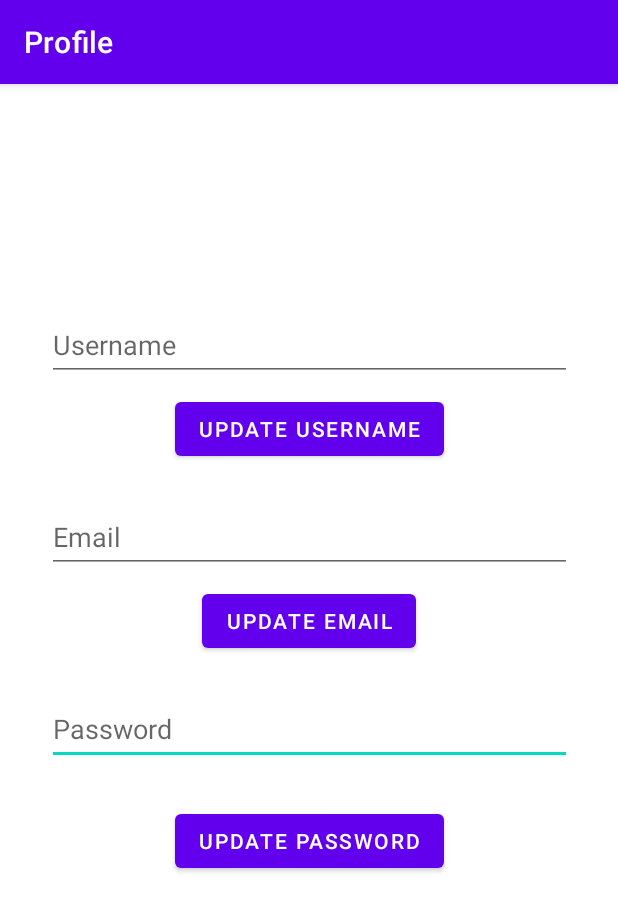
After one commit to CKB1738/movieapp, an Android app: the UserProfile screen opened directly, with no data from a screen before it, on a phone screen of 412 x 824 dp. The commit adds this screen. Shown: the top 911 px of the screen. Run offline under Robolectric (Android 15) with nearby library versions, the phone set to English and light mode, and no system bars; 3 statements that could not run were skipped.

Commit message:
Added a user profile page
The page gives the user the chance to update their profile, username, email and password.

```diff
--- /dev/null
+++ b/app/src/main/java/comp3350/go4tv/presentation/UserProfile.java
@@ -0,0 +1,85 @@
+package comp3350.go4tv.presentation;
+
+import androidx.appcompat.app.AppCompatActivity;
+
+import android.content.Intent;
+import android.os.Bundle;
+import android.view.View;
+import android.widget.Button;
+import android.widget.EditText;
+import android.widget.TextView;
+import android.widget.Toast;
+
+import comp3350.go4tv.R;
+import comp3350.go4tv.business.AccessUser;
+import comp3350.go4tv.objects.User;
+
+public class UserProfile extends AppCompatActivity {
+    EditText username, email, password;
+    Button updateUsernameButton, updateEmailButton, updatePasswordButton;
+    AccessUser accessUser;
+    User currentUser;
+    String usernameString;
+
+    @Override
+    protected void onCreate(Bundle savedInstanceState) {
+        super.onCreate(savedInstanceState);
+        setTitle("Profile");
+        setContentView(R.layout.activity_user_profile);
+
+        accessUser = new AccessUser();
+        username = (EditText) findViewById(R.id.profileUsername);
+        email = (EditText) findViewById(R.id.profileEmail);
+        password = (EditText) findViewById(R.id.profilePassword);
+        updateUsernameButton = (Button) findViewById(R.id.updateUsername);
+        updateEmailButton = (Button) findViewById(R.id.updateEmail);
+        updatePasswordButton = (Button) findViewById(R.id.updatePassword);
+
+        Intent i = getIntent();
+        usernameString = i.getStringExtra("username");
+        currentUser = accessUser.findUser(usernameString);
+
+        username.setText(currentUser.getUserName());
+        email.setText(currentUser.getEmail());
+        password.setText(currentUser.getPassword());
+
+    }
+
+    private View.OnClickListener updateProfileButtonListener = new View.OnClickListener() {
+        @Override
+        public void onClick(View v) {
+            updateUsernameButtonClicked(v);
+        }
+    };
+
+    private View.OnClickListener updateEmailButtonListener = new View.OnClickListener() {
+        @Override
+        public void onClick(View v) {
+            updateEmailButtonClicked(v);
+        }
+    };
+
+    private View.OnClickListener updatePasswordButtonListener = new View.OnClickListener() {
+        @Override
+        public void onClick(View v) {updatePasswordButtonClicked(v);}
+    };
+
+    private void updateUsernameButtonClicked(View v) {
+        String newUsername = username.getText().toString();
+        accessUser.updateUser(usernameString, newUsername, currentUser.getPassword(), currentUser.getEmail());
+        Toast.makeText(this, "Successfully updated username.", Toast.LENGTH_SHORT).show();
+
+    }
+
+    private void updateEmailButtonClicked(View v) {
+        String newEmail = email.getText().toString();
+        accessUser.updateUser(usernameString, usernameString, currentUser.getPassword(), newEmail);
+        Toast.makeText(this, "Successfully updated email.", Toast.LENGTH_SHORT).show();
+    }
+
+    private void updatePasswordButtonClicked(View v) {
+        String newPassword = password.getText().toString();
+        accessUser.updateUser(usernameString, usernameString, newPassword, currentUser.getEmail());
+        Toast.makeText(this, "Successfully updated password.", Toast.LENGTH_SHORT).show();
+    }
+}
--- /dev/null
+++ b/app/src/main/res/layout/activity_user_profile.xml
@@ -0,0 +1,86 @@
+<?xml version="1.0" encoding="utf-8"?>
+<androidx.constraintlayout.widget.ConstraintLayout xmlns:android="http://schemas.android.com/apk/res/android"
+    xmlns:app="http://schemas.android.com/apk/res-auto"
+    xmlns:tools="http://schemas.android.com/tools"
+    android:layout_width="match_parent"
+    android:layout_height="match_parent"
+    tools:context=".presentation.UserProfile"
+    tools:layout_editor_absoluteX="0dp"
+    tools:layout_editor_absoluteY="48dp">
+
+    <EditText
+        android:id="@+id/profilePassword"
+        android:layout_width="350dp"
+        android:layout_height="48dp"
+        android:layout_marginTop="80dp"
+        android:ems="10"
+        android:focusable="true"
+        android:hint="Password"
+        android:inputType="textPassword"
+        app:layout_constraintEnd_toEndOf="parent"
+        app:layout_constraintStart_toStartOf="parent"
+        app:layout_constraintTop_toBottomOf="@+id/profileEmail" />
+
+    <EditText
+        android:id="@+id/profileUsername"
+        android:layout_width="350dp"
+        android:layout_height="48dp"
+        android:layout_marginTop="150dp"
+        android:ems="10"
+        android:focusable="true"
+        android:hint="Username"
+        android:inputType="textPersonName"
+        app:layout_constraintEnd_toEndOf="parent"
+        app:layout_constraintHorizontal_bias="0.508"
+        app:layout_constraintStart_toStartOf="parent"
+        app:layout_constraintTop_toTopOf="parent" />
+
+    <EditText
+        android:id="@+id/profileEmail"
+        android:layout_width="350dp"
+        android:layout_height="48dp"
+        android:layout_marginTop="80dp"
+        android:ems="10"
+        android:focusable="true"
+        android:hint="Email"
+        android:inputType="textWebEmailAddress"
+        app:layout_constraintEnd_toEndOf="parent"
+        app:layout_constraintHorizontal_bias="0.508"
+        app:layout_constraintStart_toStartOf="parent"
+        app:layout_constraintTop_toBottomOf="@+id/profileUsername" />
+
+    <Button
+        android:id="@+id/updateUsername"
+        android:layout_width="wrap_content"
+        android:layout_height="48dp"
+        android:text="Update Username"
+        app:layout_constraintBottom_toTopOf="@+id/profileEmail"
+        app:layout_constraintEnd_toEndOf="parent"
+        app:layout_constraintStart_toStartOf="parent"
+        app:layout_constraintTop_toBottomOf="@+id/profileUsername"
+        app:layout_constraintVertical_bias="0.25" />
+
+    <Button
+        android:id="@+id/updateEmail"
+        android:layout_width="wrap_content"
+        android:layout_height="48dp"
+        android:text="Update Email"
+        app:layout_constraintBottom_toTopOf="@+id/profilePassword"
+        app:layout_constraintEnd_toEndOf="parent"
+        app:layout_constraintStart_toStartOf="parent"
+        app:layout_constraintTop_toBottomOf="@+id/profileEmail"
+        app:layout_constraintVertical_bias="0.25" />
+
+    <Button
+        android:id="@+id/updatePassword"
+        android:layout_width="wrap_content"
+        android:layout_height="48dp"
+        android:text="Update Password"
+        app:layout_constraintBottom_toBottomOf="parent"
+        app:layout_constraintEnd_toEndOf="parent"
+        app:layout_constraintHorizontal_bias="0.502"
+        app:layout_constraintStart_toStartOf="parent"
+        app:layout_constraintTop_toBottomOf="@+id/profilePassword"
+        app:layout_constraintVertical_bias="0.100000024" />
+
+</androidx.constraintlayout.widget.ConstraintLayout>
```
Also changed, not shown: app/src/main/AndroidManifest.xml (+9 -0 lines), app/src/main/java/comp3350/go4tv/presentation/MainPageActivity.java (+22 -2 lines), app/src/main/res/layout/activity_main_page.xml (+10 -0 lines).
